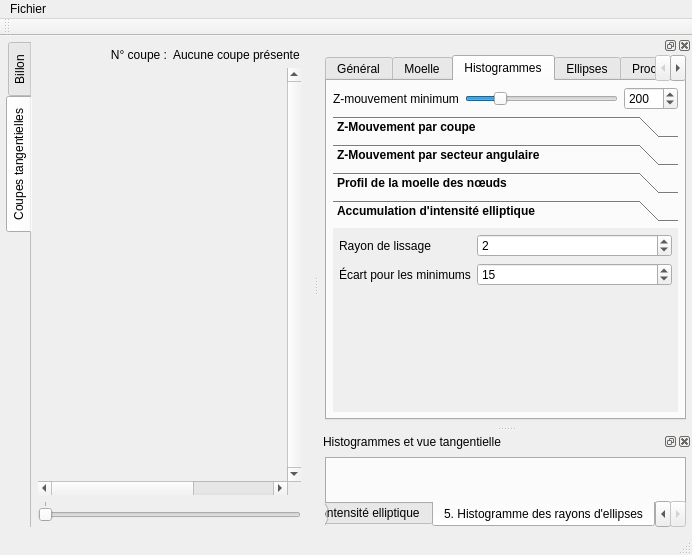
This is ui/mainwindow.ui in akrah/TKDetection as Qt 5 draws it before an edit. The edited form follows.
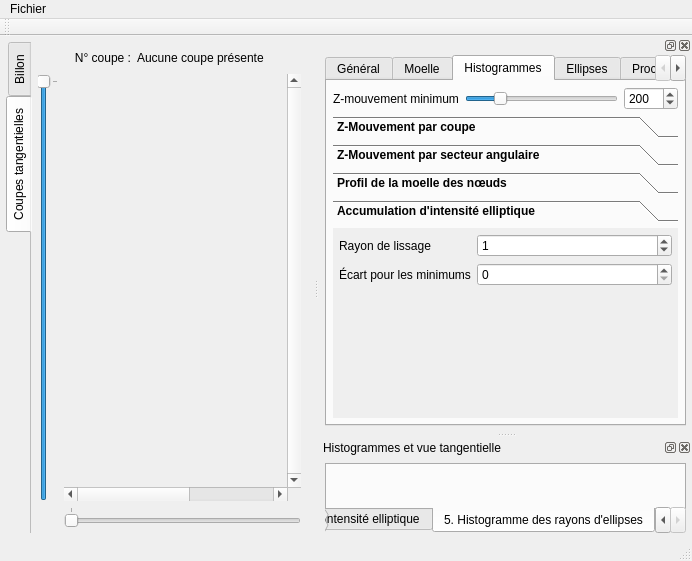
This is the edited form. The open tabs and pages were chosen to show the change. Custom widgets are drawn as their Qt base class.

```diff
--- a/ui/mainwindow.ui
+++ b/ui/mainwindow.ui
@@ -7,7 +7,7 @@
     <x>0</x>
     <y>0</y>
     <width>692</width>
-    <height>555</height>
+    <height>561</height>
    </rect>
   </property>
   <property name="windowTitle">
@@ -168,6 +168,19 @@
        <layout class="QVBoxLayout" name="verticalLayout_16">
         <item>
          <layout class="QHBoxLayout" name="horizontalLayout_14">
+          <item>
+           <spacer name="horizontalSpacer_5">
+            <property name="orientation">
+             <enum>Qt::Horizontal</enum>
+            </property>
+            <property name="sizeHint" stdset="0">
+             <size>
+              <width>40</width>
+              <height>20</height>
+             </size>
+            </property>
+           </spacer>
+          </item>
           <item>
            <widget class="QLabel" name="label_29">
             <property name="text">
@@ -185,9 +198,37 @@
             </property>
            </widget>
           </item>
+          <item>
+           <spacer name="horizontalSpacer_6">
+            <property name="orientation">
+             <enum>Qt::Horizontal</enum>
+            </property>
+            <property name="sizeHint" stdset="0">
+             <size>
+              <width>40</width>
+              <height>20</height>
+             </size>
+            </property>
+           </spacer>
+          </item>
          </layout>
         </item>
         <item>
+         <layout class="QGridLayout" name="gridLayout_2">
+          <item row="1" column="1">
+           <widget class="QSlider" name="_sliderSelectTangentialSlice">
+            <property name="maximum">
+             <number>0</number>
+            </property>
+            <property name="orientation">
+             <enum>Qt::Horizontal</enum>
+            </property>
+            <property name="tickPosition">
+             <enum>QSlider::TicksAbove</enum>
+            </property>
+           </widget>
+          </item>
+          <item row="0" column="1">
          <widget class="QScrollArea" name="_scrollTangentialView">
           <property name="frameShape">
            <enum>QFrame::NoFrame</enum>
@@ -211,7 +252,7 @@
            <property name="geometry">
             <rect>
              <x>0</x>
-             <y>72</y>
+               <y>68</y>
              <width>390</width>
              <height>234</height>
             </rect>
@@ -219,18 +260,20 @@
           </widget>
          </widget>
         </item>
-        <item>
-         <widget class="QSlider" name="_sliderSelectTangentialSlice">
+          <item row="0" column="0">
+           <widget class="QSlider" name="_sliderSelectTangentialYSlice">
           <property name="maximum">
            <number>0</number>
           </property>
           <property name="orientation">
-           <enum>Qt::Horizontal</enum>
+             <enum>Qt::Vertical</enum>
           </property>
           <property name="tickPosition">
-           <enum>QSlider::TicksAbove</enum>
-          </property>
-         </widget>
+             <enum>QSlider::TicksBelow</enum>
+            </property>
+           </widget>
+          </item>
+         </layout>
         </item>
        </layout>
       </widget>
@@ -1896,8 +1939,8 @@
              <rect>
               <x>0</x>
               <y>0</y>
-              <width>335</width>
-              <height>84</height>
+              <width>249</width>
+              <height>86</height>
              </rect>
             </property>
             <attribute name="label">
@@ -1926,7 +1969,7 @@
                 </font>
                </property>
                <property name="value">
-                <number>2</number>
+                <number>1</number>
                </property>
               </widget>
              </item>
@@ -1952,7 +1995,7 @@
                 </font>
                </property>
                <property name="value">
-                <number>15</number>
+                <number>0</number>
                </property>
               </widget>
              </item>
```
Left out of the diff: 68 changed lines with no effect on the pictures. Lines whose indentation alone changed are shown as unchanged.
